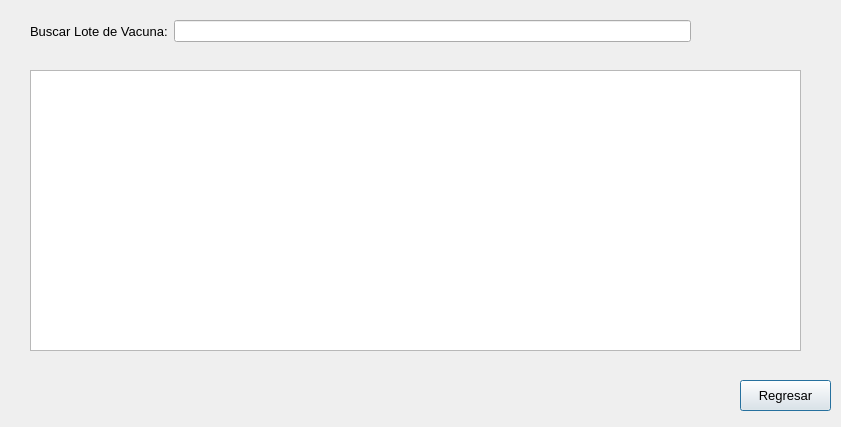
First picture: the form in PAF_GUI/PAF_GRAFICA/gui/gestionaralmacenes.ui, repository JMOrbegoso/USS-2021-II-PP, before the edit.
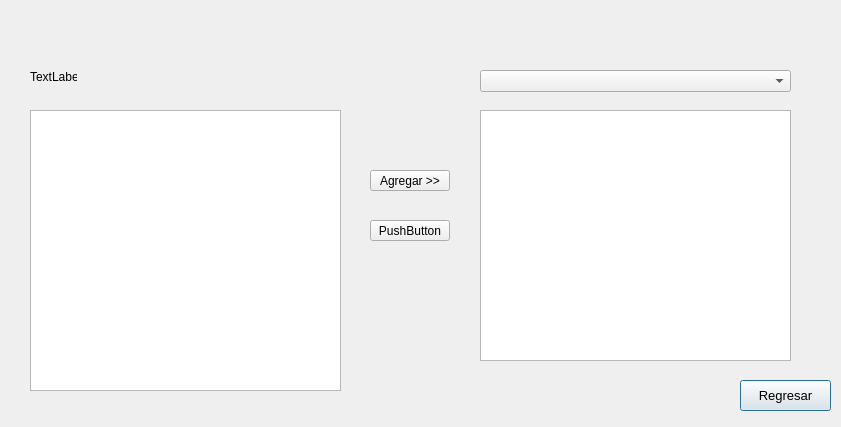
Second picture: the form after the edit. Icons and pictures are not drawn.

Commit message: Gestionar lotes de almacen

```diff
--- a/PAF_GUI/PAF_GRAFICA/gui/gestionaralmacenes.ui
+++ b/PAF_GUI/PAF_GRAFICA/gui/gestionaralmacenes.ui
@@ -17,33 +17,6 @@
    <iconset resource="../resource.qrc">
     <normaloff>:/img/almacen.png</normaloff>:/img/almacen.png</iconset>
   </property>
-  <widget class="QWidget" name="formLayoutWidget">
-   <property name="geometry">
-    <rect>
-     <x>30</x>
-     <y>20</y>
-     <width>661</width>
-     <height>31</height>
-    </rect>
-   </property>
-   <layout class="QFormLayout" name="formLayout">
-    <item row="0" column="1">
-     <widget class="QLineEdit" name="buscarAlmacenLineEdit"/>
-    </item>
-    <item row="0" column="0">
-     <widget class="QLabel" name="buscarAlmacenLabel">
-      <property name="font">
-       <font>
-        <pointsize>10</pointsize>
-       </font>
-      </property>
-      <property name="text">
-       <string>Buscar Lote de Vacuna:</string>
-      </property>
-     </widget>
-    </item>
-   </layout>
-  </widget>
   <widget class="QPushButton" name="regresarButton">
    <property name="geometry">
     <rect>
@@ -66,12 +39,71 @@
    <property name="geometry">
     <rect>
      <x>30</x>
-     <y>70</y>
-     <width>771</width>
+     <y>110</y>
+     <width>311</width>
      <height>281</height>
     </rect>
    </property>
   </widget>
+  <widget class="QLabel" name="label">
+   <property name="geometry">
+    <rect>
+     <x>30</x>
+     <y>70</y>
+     <width>47</width>
+     <height>13</height>
+    </rect>
+   </property>
+   <property name="text">
+    <string>TextLabel</string>
+   </property>
+  </widget>
+  <widget class="QPushButton" name="pushButton">
+   <property name="geometry">
+    <rect>
+     <x>370</x>
+     <y>170</y>
+     <width>80</width>
+     <height>21</height>
+    </rect>
+   </property>
+   <property name="text">
+    <string>Agregar &gt;&gt;</string>
+   </property>
+  </widget>
+  <widget class="QComboBox" name="comboBox">
+   <property name="geometry">
+    <rect>
+     <x>480</x>
+     <y>70</y>
+     <width>311</width>
+     <height>22</height>
+    </rect>
+   </property>
+  </widget>
+  <widget class="QTableWidget" name="tableWidget">
+   <property name="geometry">
+    <rect>
+     <x>480</x>
+     <y>110</y>
+     <width>311</width>
+     <height>251</height>
+    </rect>
+   </property>
+  </widget>
+  <widget class="QPushButton" name="pushButton_2">
+   <property name="geometry">
+    <rect>
+     <x>370</x>
+     <y>220</y>
+     <width>80</width>
+     <height>21</height>
+    </rect>
+   </property>
+   <property name="text">
+    <string>PushButton</string>
+   </property>
+  </widget>
  </widget>
  <resources>
   <include location="../resource.qrc"/>
```
The commit also changes 1 other file.
